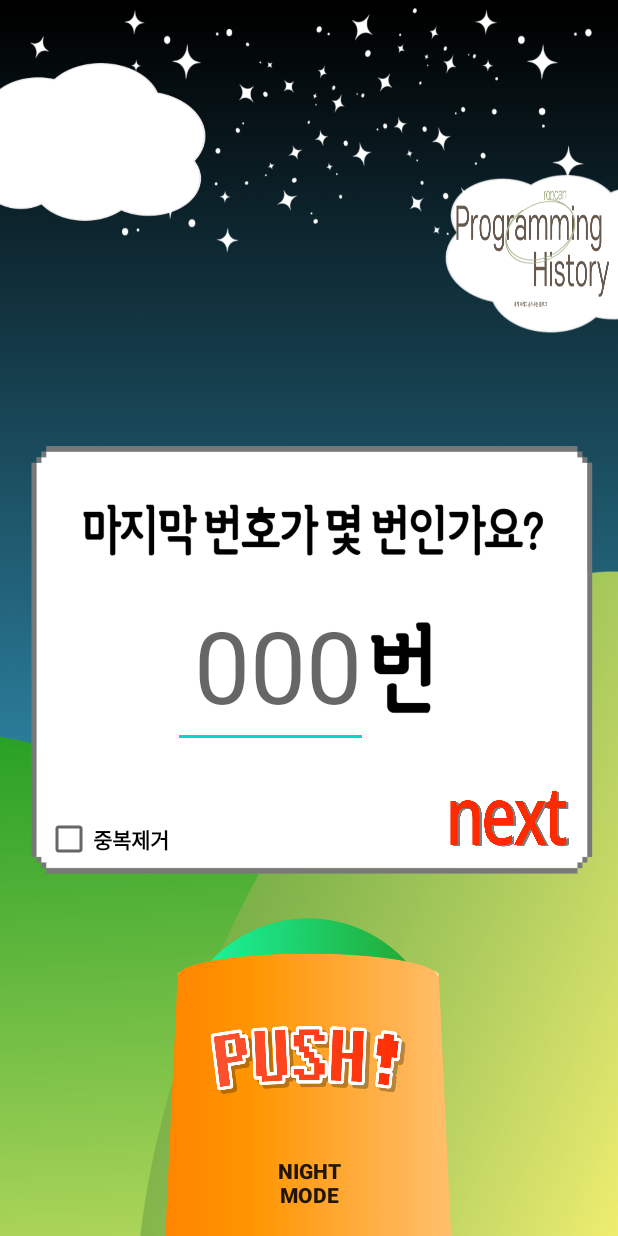
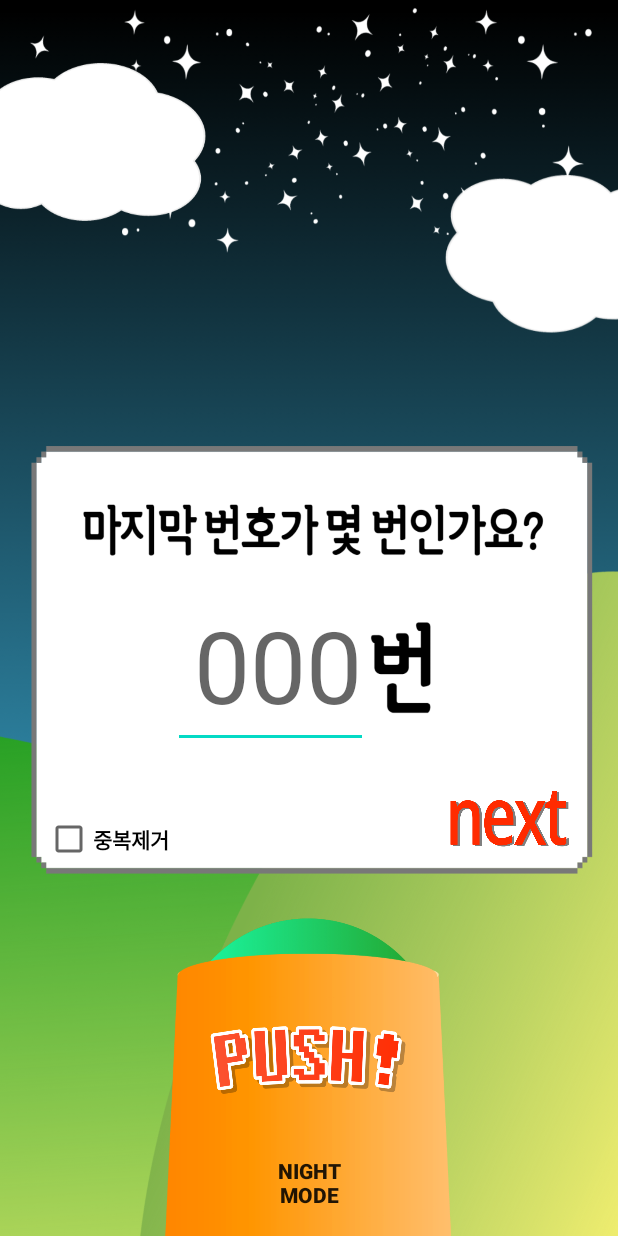
Before and after one commit to roncan1/RandomCannon, an Android app: the screen it shows after launch (MainActivity), after a tap on an icon or button, on a phone screen of 412 x 824 dp. Run offline under Robolectric (Android 15) with nearby library versions, the phone set to English and light mode, and no system bars; 2 other taps on this screen came first.

Commit message:
이스터에그 수정

```diff
--- a/app/src/main/java/com/CannonRandomNumber/main/MainActivity.java
+++ b/app/src/main/java/com/CannonRandomNumber/main/MainActivity.java
@@ -38,10 +38,9 @@ public class MainActivity extends AppCompatActivity {
             int easter = 0;
             @Override
             public void onClick(View view) {
-                easter++;
-                easter_egg.setBackgroundResource(R.drawable.easteregg);
+                easter++;;
                 if (easter == 3) {
-                    Intent intent = new Intent(Intent.ACTION_VIEW, Uri.parse("https://cjmpm.tistory.com/"));
+                    Intent intent = new Intent(Intent.ACTION_VIEW, Uri.parse("https://cjmpm.tistory.com/category/%EB%8C%80%ED%8F%AC%EB%BD%91%EA%B8%B0%20%EB%AA%A8%EB%B0%94%EC%9D%BC"));
                     startActivity(intent);
                 }
             }
--- /dev/null
+++ b/app/src/main/res/drawable/easter_egg.xml
@@ -0,0 +1,6 @@
+<?xml version="1.0" encoding="utf-8"?>
+<selector xmlns:android="http://schemas.android.com/apk/res/android">
+
+    <item android:state_pressed="true" android:drawable="@drawable/easteregg">
+    </item>
+</selector>
--- a/app/src/main/res/layout/activity_main.xml
+++ b/app/src/main/res/layout/activity_main.xml
@@ -72,7 +72,7 @@
         style="@style/Widget.AppCompat.Button.Borderless"
         android:layout_width="116dp"
         android:layout_height="94dp"
-        android:background="#00FFFFFF"
+        android:background="@drawable/easter_egg"
         app:layout_constraintBottom_toTopOf="@+id/Button_next"
         app:layout_constraintEnd_toEndOf="parent"
         app:layout_constraintHorizontal_bias="1.0"
```
